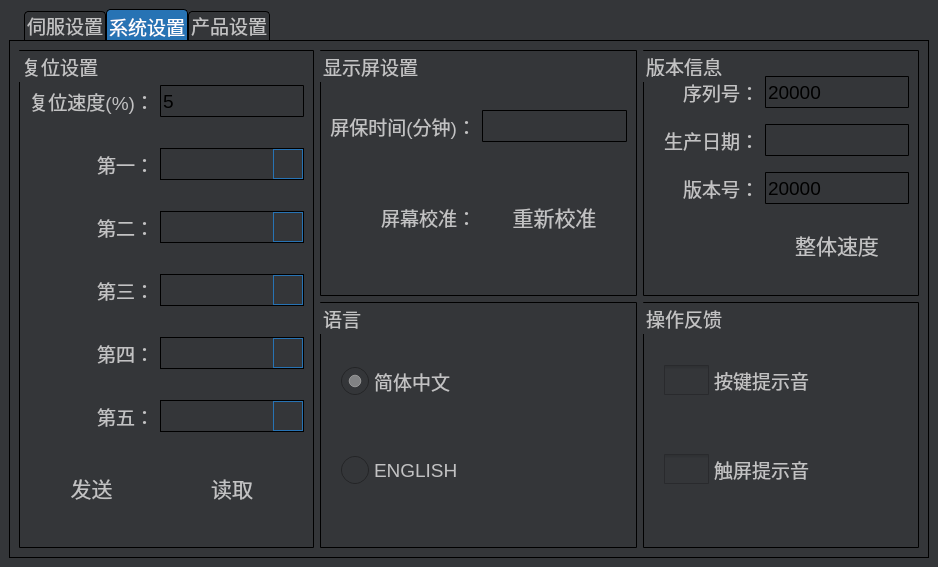
Above: frm_setup.ui from eeyoo/yunsheng before the change. Below: the same form after it.
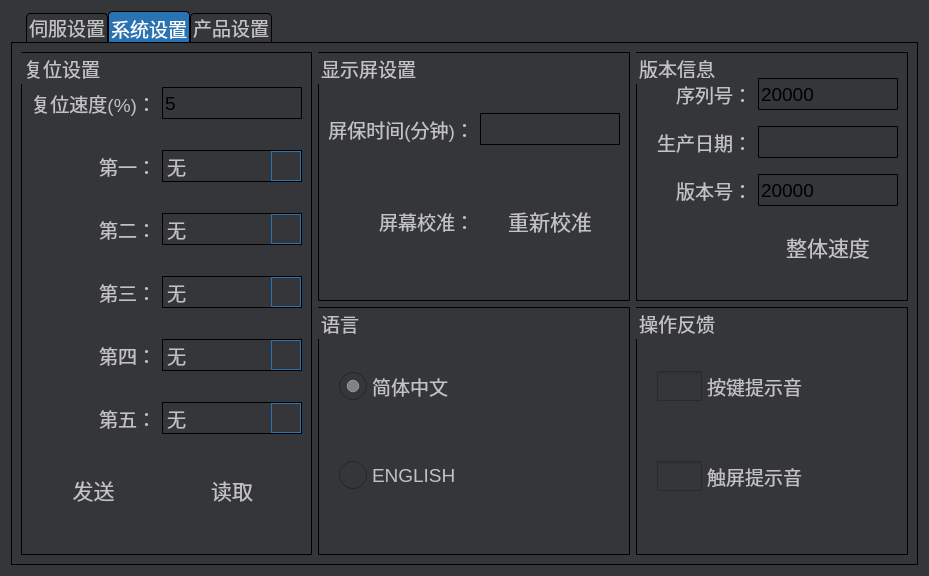
That is the form after the change. The open tabs and pages were chosen to show the change. Icons and pictures are not drawn. Custom widgets are drawn as their Qt base class.

```diff
--- a/frm_setup.ui
+++ b/frm_setup.ui
@@ -6,8 +6,8 @@
    <rect>
     <x>0</x>
     <y>0</y>
-    <width>938</width>
-    <height>567</height>
+    <width>929</width>
+    <height>576</height>
    </rect>
   </property>
   <property name="windowTitle">
@@ -157,15 +157,9 @@
 selection-background-color: #2773b4;
 }</string>
   </property>
+  <layout class="QVBoxLayout" name="verticalLayout">
+   <item>
   <widget class="QTabWidget" name="tabW">
-   <property name="geometry">
-    <rect>
-     <x>9</x>
-     <y>9</y>
-     <width>920</width>
-     <height>549</height>
-    </rect>
-   </property>
    <property name="currentIndex">
     <number>0</number>
    </property>
@@ -1802,7 +1796,7 @@
          <widget class="QComboBox" name="cbBoxRstFirst">
           <item>
            <property name="text">
-            <string/>
+              <string>无</string>
            </property>
           </item>
           <item>
@@ -1890,7 +1884,7 @@
          <widget class="QComboBox" name="cbBoxRstSec">
           <item>
            <property name="text">
-            <string/>
+              <string>无</string>
            </property>
           </item>
           <item>
@@ -1924,7 +1918,7 @@
          <widget class="QComboBox" name="cbBoxRstTree">
           <item>
            <property name="text">
-            <string/>
+              <string>无</string>
            </property>
           </item>
           <item>
@@ -1958,7 +1952,7 @@
          <widget class="QComboBox" name="cbBoxRstFouth">
           <item>
            <property name="text">
-            <string/>
+              <string>无</string>
            </property>
           </item>
           <item>
@@ -1992,7 +1986,7 @@
          <widget class="QComboBox" name="cbBoxRstFifth">
           <item>
            <property name="text">
-            <string/>
+              <string>无</string>
            </property>
           </item>
           <item>
@@ -2312,6 +2306,8 @@
     </layout>
    </widget>
   </widget>
+   </item>
+  </layout>
  </widget>
  <customwidgets>
   <customwidget>
```
Lines whose indentation alone changed are shown as unchanged.
